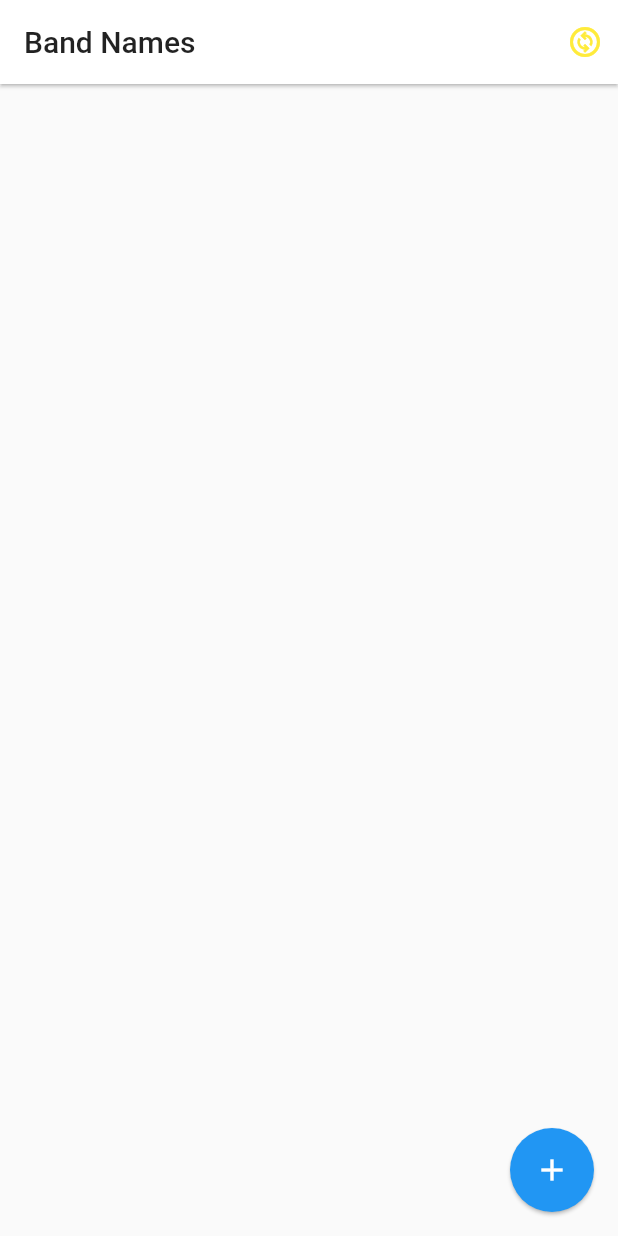
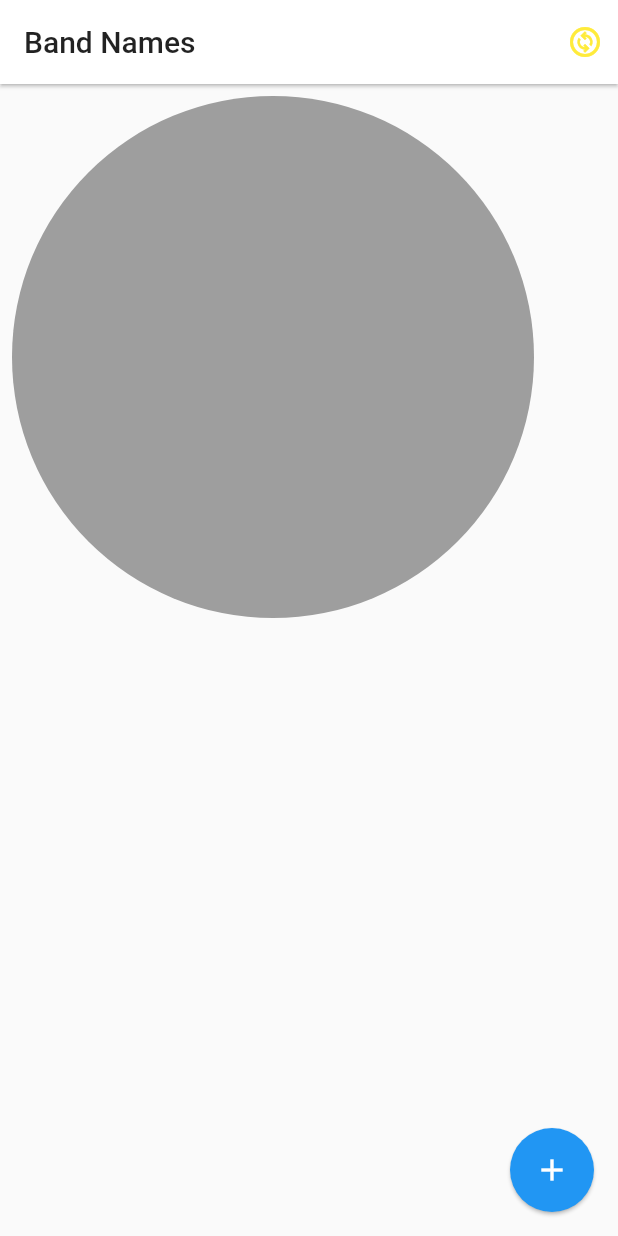
Before and after one commit to e1230/band_names_flutter, a Flutter app: the screen it shows after launch, on a phone screen of 412 x 824 dp. Run offline on Flutter 3.47's test engine with Material 2 defaults, Android fonts, the phone set to English and light mode, and no system bars; drawn by our look-alikes of pie_chart; our stand-ins replace socket_io_client; network calls fail.

Commit message:
grafica tiempo real

```diff
--- a/lib/pages/home.dart
+++ b/lib/pages/home.dart
@@ -5,6 +5,7 @@ import 'package:band_names/services/enums.dart';
 import 'package:band_names/services/socket.dart';
 import 'package:flutter/cupertino.dart';
 import 'package:flutter/material.dart';
+import 'package:pie_chart/pie_chart.dart';
 import 'package:provider/provider.dart';
 
 class HomePage extends StatefulWidget {
@@ -70,10 +71,17 @@ class _HomePageState extends State<HomePage> {
           )
         ],
       ),
-      body: ListView.builder(
-        itemBuilder: (BuildContext context, int index) =>
-            _bandTile(bands[index]),
-        itemCount: bands.length,
+      body: Column(
+        children: [
+          _showGraph(),
+          Expanded(
+            child: ListView.builder(
+              itemBuilder: (BuildContext context, int index) =>
+                  _bandTile(bands[index]),
+              itemCount: bands.length,
+            ),
+          ),
+        ],
       ),
       floatingActionButton: FloatingActionButton(
         child: Icon(Icons.add),
@@ -178,4 +186,12 @@ class _HomePageState extends State<HomePage> {
     }
     Navigator.pop(context);
   }
+
+  PieChart _showGraph() {
+    Map<String, double> dataMap = new Map();
+    bands.forEach((band) {
+      dataMap.putIfAbsent(band.name, () => band.votes.toDouble());
+    });
+    return PieChart(dataMap: dataMap);
+  }
 }
--- a/pubspec.yaml
+++ b/pubspec.yaml
@@ -32,6 +32,7 @@ dependencies:
   cupertino_icons: ^1.0.2
   flutter:
     sdk: flutter
+  pie_chart: ^5.3.2
   provider: ^6.0.5
   socket_io_client: ^2.0.1
 
```
Also changed, not shown: pubspec.lock.
